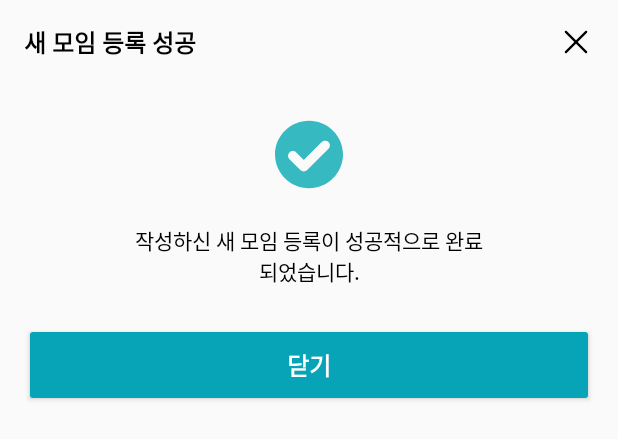
After one commit to HeewonP825/Daon_UI, an Android app: the layout add_meeting_success_alert.xml on its own in the app's theme, with its tools: preview values and no code run, on a phone screen of 412 x 824 dp. The commit adds this screen. Shown: the top 439 px of the screen. Run offline under Robolectric (Android 15) with nearby library versions, the phone set to English and light mode, and no system bars.

Commit message:
Design(AddNewFeedFragment): edit AddNewFeedFragment alert UI

```diff
--- a/app/src/main/java/com/daon/daon_ui/ui/allMeeting/AddNewMeetingFragment.kt
+++ b/app/src/main/java/com/daon/daon_ui/ui/allMeeting/AddNewMeetingFragment.kt
@@ -1,5 +1,6 @@
 package com.daon.daon_ui.ui.allMeeting
 
+import android.annotation.SuppressLint
 import android.app.AlertDialog
 import android.content.DialogInterface
 import android.os.Bundle
@@ -9,6 +10,7 @@ import android.view.View
 import android.view.ViewGroup
 import android.view.animation.Animation
 import android.view.animation.ScaleAnimation
+import android.widget.Button
 import android.widget.EditText
 import android.widget.TextView
 import androidx.lifecycle.ViewModelProvider
@@ -31,6 +33,7 @@ class AddNewMeetingFragment : Fragment() {
     // onDestroyView.
     private val binding get() = _binding!!
 
+    @SuppressLint("MissingInflatedId")
     override fun onCreateView(
         inflater: LayoutInflater,
         container: ViewGroup?,
@@ -93,7 +96,26 @@ class AddNewMeetingFragment : Fragment() {
         }
 
         binding.submitBtn.setOnClickListener {
-            showSuccessDialog()
+
+            val dialogView = LayoutInflater.from(context).inflate(R.layout.add_meeting_success_alert, null)
+
+            val builder = AlertDialog.Builder(context)
+            builder.setView(dialogView)
+
+            val alertDialog = builder.create()
+            alertDialog.show()
+
+            val customButton = dialogView.findViewById<Button>(R.id.close_btn)
+            customButton.setOnClickListener {
+                alertDialog.dismiss() // 다이얼로그를 닫습니다.
+
+                navController.navigateUp()
+
+                val mainActivity = requireActivity() as MainActivity
+                mainActivity.showBottomNavigation()
+                mainActivity.showToolbar()
+            }
+
         }
 
         val root: View = binding.root
@@ -124,24 +146,4 @@ class AddNewMeetingFragment : Fragment() {
         }
     }
 
-    private fun showSuccessDialog() {
-        val builder = AlertDialog.Builder(requireContext())
-        builder.setTitle("새 모임 등록 성공")  // 제목 설정
-        builder.setMessage("작성하신 새 모임 등록이 성공적으로 완\n료되었습니다.")  // 메시지 설정
-
-        builder.setPositiveButton("닫기") { dialog: DialogInterface, which: Int ->
-            // "닫기" 버튼 클릭 시 실행할 동작을 여기에 추가
-            dialog.dismiss()  // 다이얼로그 닫기
-            navController.navigateUp()
-
-            val mainActivity = requireActivity() as MainActivity
-            mainActivity.showBottomNavigation()
-            mainActivity.showToolbar()
-        }
-
-        val dialog = builder.create()
-        dialog.show()
-
-    }
-
 }
--- /dev/null
+++ b/app/src/main/res/drawable/ic_add_meeting_close.xml
@@ -0,0 +1,20 @@
+<vector xmlns:android="http://schemas.android.com/apk/res/android"
+    android:width="24dp"
+    android:height="24dp"
+    android:viewportWidth="24"
+    android:viewportHeight="24">
+  <path
+      android:pathData="M18.75,5.25L5.25,18.75"
+      android:strokeLineJoin="round"
+      android:strokeWidth="1.5"
+      android:fillColor="#00000000"
+      android:strokeColor="#000000"
+      android:strokeLineCap="round"/>
+  <path
+      android:pathData="M18.75,18.75L5.25,5.25"
+      android:strokeLineJoin="round"
+      android:strokeWidth="1.5"
+      android:fillColor="#00000000"
+      android:strokeColor="#000000"
+      android:strokeLineCap="round"/>
+</vector>
--- /dev/null
+++ b/app/src/main/res/drawable/ic_succer_alert.xml
@@ -0,0 +1,9 @@
+<vector xmlns:android="http://schemas.android.com/apk/res/android"
+    android:width="45dp"
+    android:height="46dp"
+    android:viewportWidth="45"
+    android:viewportHeight="46">
+  <path
+      android:pathData="M22.5,0.5C10.094,0.5 0,10.593 0,23C0,35.407 10.094,45.5 22.5,45.5C34.906,45.5 45,35.407 45,23C45,10.593 34.907,0.5 22.5,0.5ZM35.42,19.2L21.284,33.335C20.683,33.936 19.884,34.267 19.034,34.267C18.184,34.267 17.385,33.936 16.784,33.335L9.58,26.131C8.979,25.53 8.648,24.731 8.648,23.881C8.648,23.031 8.979,22.232 9.58,21.631C10.181,21.03 10.98,20.699 11.83,20.699C12.68,20.699 13.479,21.03 14.08,21.631L19.034,26.585L30.92,14.7C31.521,14.098 32.32,13.768 33.169,13.768C34.019,13.768 34.818,14.098 35.419,14.7C36.66,15.941 36.66,17.959 35.42,19.2Z"
+      android:fillColor="#37B9C2"/>
+</vector>
--- /dev/null
+++ b/app/src/main/res/layout/add_meeting_success_alert.xml
@@ -0,0 +1,74 @@
+<?xml version="1.0" encoding="utf-8"?>
+<androidx.constraintlayout.widget.ConstraintLayout
+    xmlns:android="http://schemas.android.com/apk/res/android"
+    xmlns:app="http://schemas.android.com/apk/res-auto"
+    xmlns:tools="http://schemas.android.com/tools"
+    android:layout_width="match_parent"
+    android:layout_height="wrap_content">
+
+    <TextView
+        android:id="@+id/textView30"
+        android:layout_width="wrap_content"
+        android:layout_height="wrap_content"
+        android:layout_marginStart="16dp"
+        android:layout_marginTop="16dp"
+        android:text="새 모임 등록 성공"
+        android:textColor="@color/black"
+        android:textSize="16sp"
+        android:textStyle="bold"
+        app:layout_constraintStart_toStartOf="parent"
+        app:layout_constraintTop_toTopOf="parent" />
+
+    <ImageButton
+        android:layout_width="wrap_content"
+        android:layout_height="wrap_content"
+        android:layout_marginTop="16dp"
+        android:layout_marginEnd="16dp"
+        android:background="@null"
+        android:src="@drawable/ic_add_meeting_close"
+        app:layout_constraintEnd_toEndOf="parent"
+        app:layout_constraintTop_toTopOf="parent" />
+
+    <ImageView
+        android:id="@+id/imageView22"
+        android:layout_width="wrap_content"
+        android:layout_height="wrap_content"
+        android:layout_marginTop="40dp"
+        android:src="@drawable/ic_succer_alert"
+        app:layout_constraintEnd_toEndOf="parent"
+        app:layout_constraintStart_toStartOf="parent"
+        app:layout_constraintTop_toBottomOf="@+id/textView30" />
+
+    <TextView
+        android:id="@+id/textView31"
+        android:layout_width="wrap_content"
+        android:layout_height="wrap_content"
+        android:layout_marginTop="24dp"
+        android:text="작성하신 새 모임 등록이 성공적으로 완료\n되었습니다."
+        android:textAlignment="center"
+        android:textColor="@color/black"
+        android:textSize="14sp"
+        android:textStyle="normal"
+        app:layout_constraintEnd_toEndOf="parent"
+        app:layout_constraintStart_toStartOf="parent"
+        app:layout_constraintTop_toBottomOf="@+id/imageView22" />
+
+    <Button
+        android:id="@+id/close_btn"
+        android:layout_width="match_parent"
+        android:layout_height="56dp"
+        android:layout_marginStart="16dp"
+        android:layout_marginTop="24dp"
+        android:layout_marginEnd="16dp"
+        android:layout_marginBottom="16dp"
+        android:backgroundTint="@color/mainColor"
+        android:text="닫기"
+        android:textColor="@color/white"
+        android:textSize="16sp"
+        android:textStyle="bold"
+        app:layout_constraintBottom_toBottomOf="parent"
+        app:layout_constraintEnd_toEndOf="parent"
+        app:layout_constraintStart_toStartOf="parent"
+        app:layout_constraintTop_toBottomOf="@+id/textView31" />
+
+</androidx.constraintlayout.widget.ConstraintLayout>
```
